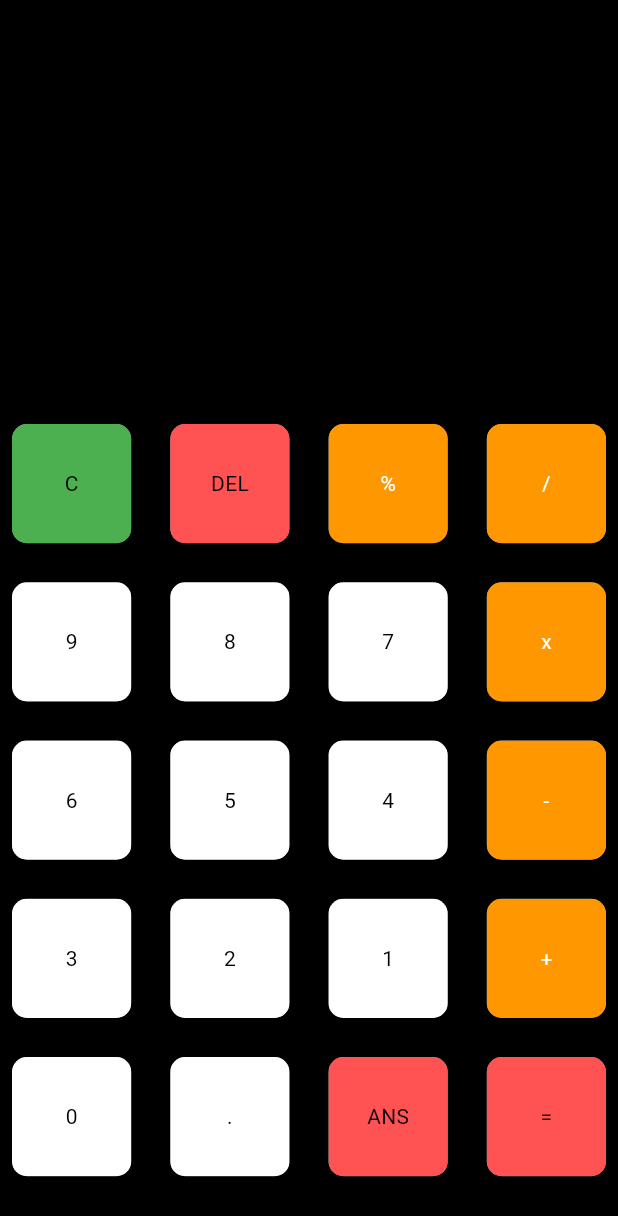
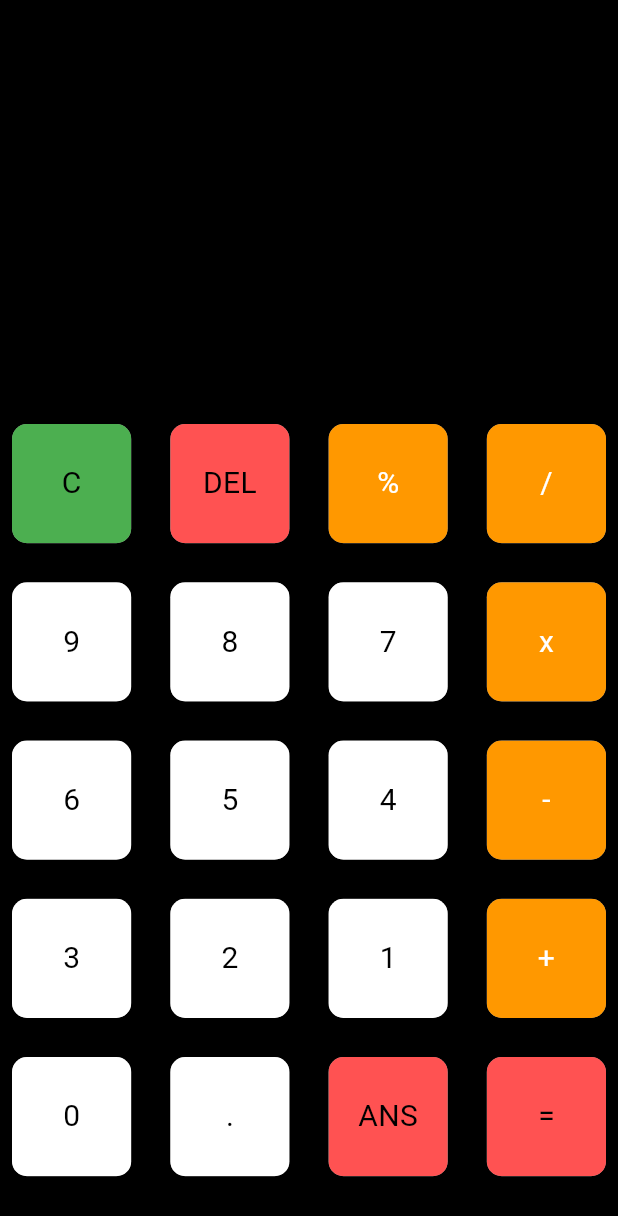
Before and after one commit to rohankarn35/flutter_calculator, a Flutter app: the screen it shows after launch, on a phone screen of 412 x 824 dp. Shown: the top 1216 px of the screen. Run offline on Flutter 3.47's test engine with Material 2 defaults, Android fonts, the phone set to English and light mode, and no system bars; our stand-ins replace math_expressions.

Commit message:
UI Changes

```diff
--- a/lib/Pages/Ui.dart
+++ b/lib/Pages/Ui.dart
@@ -43,6 +43,8 @@ class _CalcUIState extends State<CalcUI> {
         children: <Widget>[
           Expanded(
             child: Container(
+
+              // color: Colors.blue,
               child: Padding(
                 padding: const EdgeInsets.all(20.0),
                 child: Column(
@@ -50,7 +52,8 @@ class _CalcUIState extends State<CalcUI> {
                   children: [
                     SizedBox(height: 30),
                     Container(
-                      alignment: Alignment.centerRight,
+                      // color: Colors.amber,
+                      alignment: Alignment.centerLeft,
                       padding: EdgeInsets.symmetric(horizontal: 16),
                       child: Text(
                         userQuestion,
@@ -61,6 +64,7 @@ class _CalcUIState extends State<CalcUI> {
                       ),
                     ),
                     Container(
+                      // color: Colors.amber,
                       alignment: Alignment.centerRight,
                       padding: EdgeInsets.symmetric(horizontal: 16),
                       child: Text(
--- a/lib/buttons.dart
+++ b/lib/buttons.dart
@@ -32,7 +32,7 @@ class MyButtons extends StatelessWidget {
               child: Center(
                 child: Text(
                   buttonText,
-                  style: TextStyle(color: textColor),
+                  style: TextStyle(color: textColor, fontSize: 20),
                 ),
               ),
             )),
```
